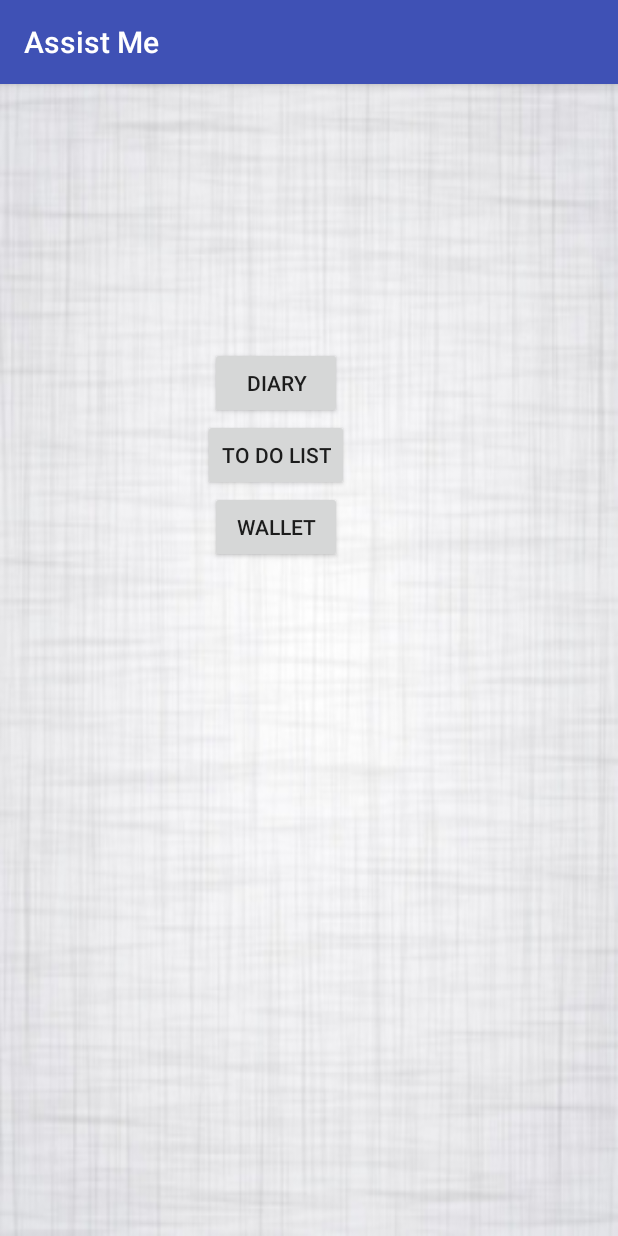
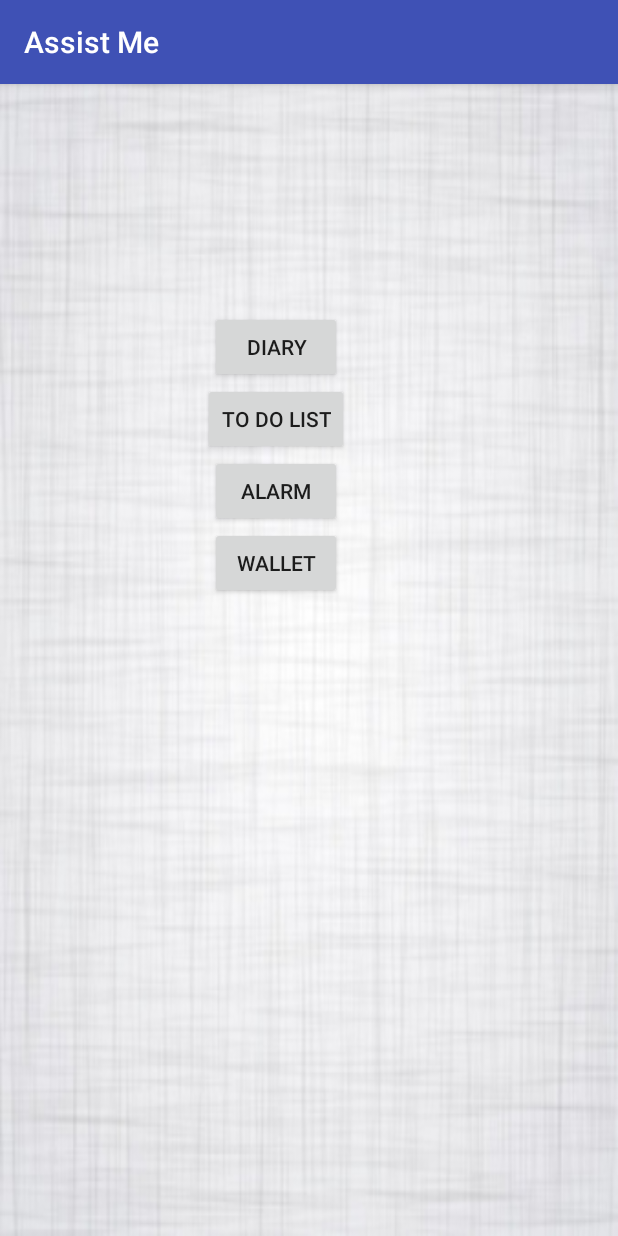
Before and after one commit to sajib21/AssistMe, an Android app: the screen it shows after launch (MainActivity), on a phone screen of 412 x 824 dp. Run offline under Robolectric (Android 15) with nearby library versions, the phone set to English and light mode, and no system bars.

Commit message:
2nd Commit : After adding misbah's alarm

```diff
--- a/app/src/main/java/com/sajiblocked/assistme/MainActivity.java
+++ b/app/src/main/java/com/sajiblocked/assistme/MainActivity.java
@@ -7,6 +7,8 @@ import android.view.Menu;
 import android.view.View;
 import android.widget.Button;
 import android.widget.TextView;
+
+import com.sajiblocked.assistme.alarm.AlarmActivity;
 
 /**
  * Created by Shahriar Hossain Sajib on 10/28/2017.
@@ -19,18 +21,17 @@ public class MainActivity extends AppCompatActivity {
     Button diaryButton;
     Button todoListButton;
     Button walletButton;
+    Button alarmButton;
 
     @Override
     protected void onCreate(Bundle savedInstanceState) {
         super.onCreate(savedInstanceState);
         setContentView(R.layout.activity_main);
-        //test = (TextView) findViewById(R.id.test);
-
-        System.out.println("FIRST");
 
         diaryButton = (Button) findViewById(R.id.button_diary);
         todoListButton = (Button) findViewById(R.id.button_todolist);
         walletButton = (Button) findViewById(R.id.button_wallet);
+        alarmButton = (Button) findViewById(R.id.button_alarm);
 
         diaryButton.setOnClickListener(new View.OnClickListener() {
             @Override
@@ -46,6 +47,13 @@ public class MainActivity extends AppCompatActivity {
             }
         });
 
+        alarmButton.setOnClickListener(new View.OnClickListener() {
+            @Override
+            public void onClick(View v) {
+                gotoAlarm(v);
+            }
+        });
+
         walletButton.setOnClickListener(new View.OnClickListener() {
             @Override
             public void onClick(View v) {
@@ -55,17 +63,17 @@ public class MainActivity extends AppCompatActivity {
     }
 
     void gotoDiary(View view) {
-        System.out.println("cholse");
-
         Intent intent = new Intent(this, DiaryUIActivity.class);
         startActivity(intent);
     }
 
     void gotoToDoList(View view) {
-        //test.setText("cholse");
-
         Intent intent = new Intent(this, TodoListActivity.class);
         startActivity(intent);
+    }
+
+    void gotoAlarm(View view) {
+        startActivity(new Intent(this, AlarmActivity.class));
     }
 
     void gotoWallet(View view) {
--- a/app/src/main/res/layout/activity_main.xml
+++ b/app/src/main/res/layout/activity_main.xml
@@ -31,6 +31,13 @@
             />
 
         <Button
+            android:id="@+id/button_alarm"
+            android:layout_width="wrap_content"
+            android:layout_height="wrap_content"
+            android:text="Alarm"
+            />
+
+        <Button
             android:id="@+id/button_wallet"
             android:layout_width="wrap_content"
             android:layout_height="wrap_content"
```
Also changed, not shown: app/src/main/AndroidManifest.xml (+16 -0 lines).
